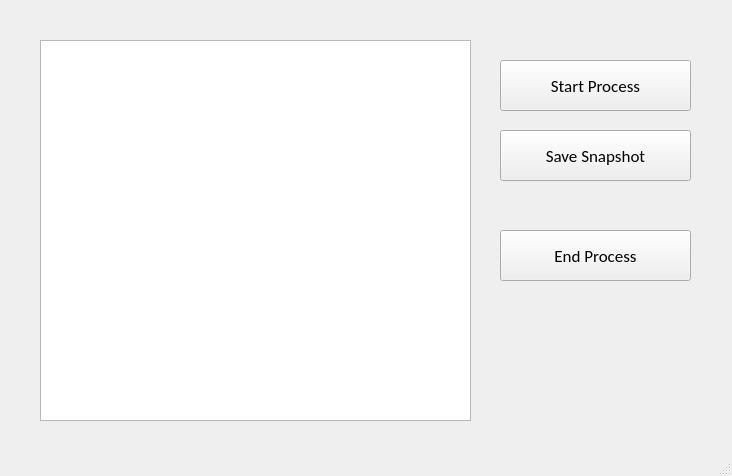
malshanucsc/Endotracheal-Intubation-Automation, file CNN_for classification/CNN windows/GUI/autoWindow.ui: the form before one commit.
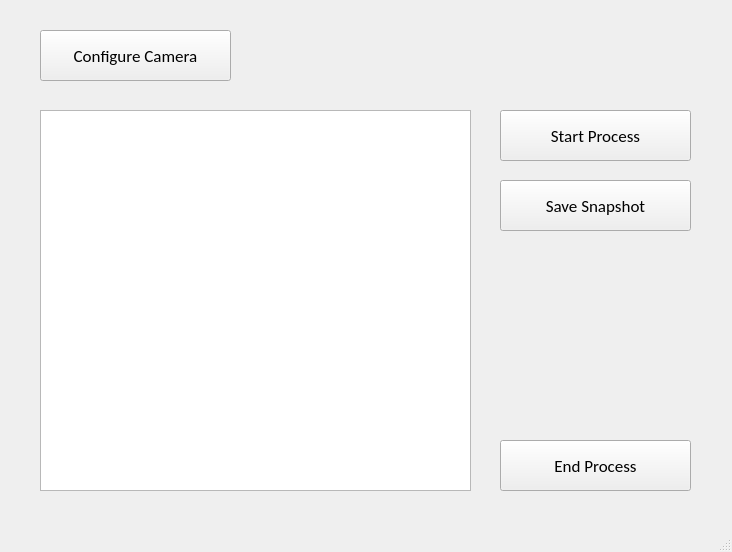
The form after the commit.

Patch:
```diff
--- a/CNN_for classification/CNN windows/GUI/autoWindow.ui
+++ b/CNN_for classification/CNN windows/GUI/autoWindow.ui
@@ -7,7 +7,7 @@
     <x>0</x>
     <y>0</y>
     <width>732</width>
-    <height>476</height>
+    <height>552</height>
    </rect>
   </property>
   <property name="windowTitle">
@@ -18,7 +18,7 @@
     <property name="geometry">
      <rect>
       <x>500</x>
-      <y>60</y>
+      <y>110</y>
       <width>191</width>
       <height>51</height>
      </rect>
@@ -33,11 +33,11 @@
      <string>Start Process</string>
     </property>
    </widget>
-   <widget class="QPushButton" name="btnStart_2">
+   <widget class="QPushButton" name="btnSave">
     <property name="geometry">
      <rect>
       <x>500</x>
-      <y>130</y>
+      <y>180</y>
       <width>191</width>
       <height>51</height>
      </rect>
@@ -56,7 +56,7 @@
     <property name="geometry">
      <rect>
       <x>500</x>
-      <y>230</y>
+      <y>440</y>
       <width>191</width>
       <height>51</height>
      </rect>
@@ -75,12 +75,31 @@
     <property name="geometry">
      <rect>
       <x>40</x>
-      <y>40</y>
+      <y>110</y>
       <width>431</width>
       <height>381</height>
      </rect>
     </property>
    </widget>
+   <widget class="QPushButton" name="btnStart_2">
+    <property name="geometry">
+     <rect>
+      <x>40</x>
+      <y>30</y>
+      <width>191</width>
+      <height>51</height>
+     </rect>
+    </property>
+    <property name="font">
+     <font>
+      <family>Calibri</family>
+      <pointsize>13</pointsize>
+     </font>
+    </property>
+    <property name="text">
+     <string>Configure Camera</string>
+    </property>
+   </widget>
   </widget>
   <widget class="QStatusBar" name="statusbar"/>
  </widget>
```
Left out of the diff: 4 changed lines with no effect on the pictures.
